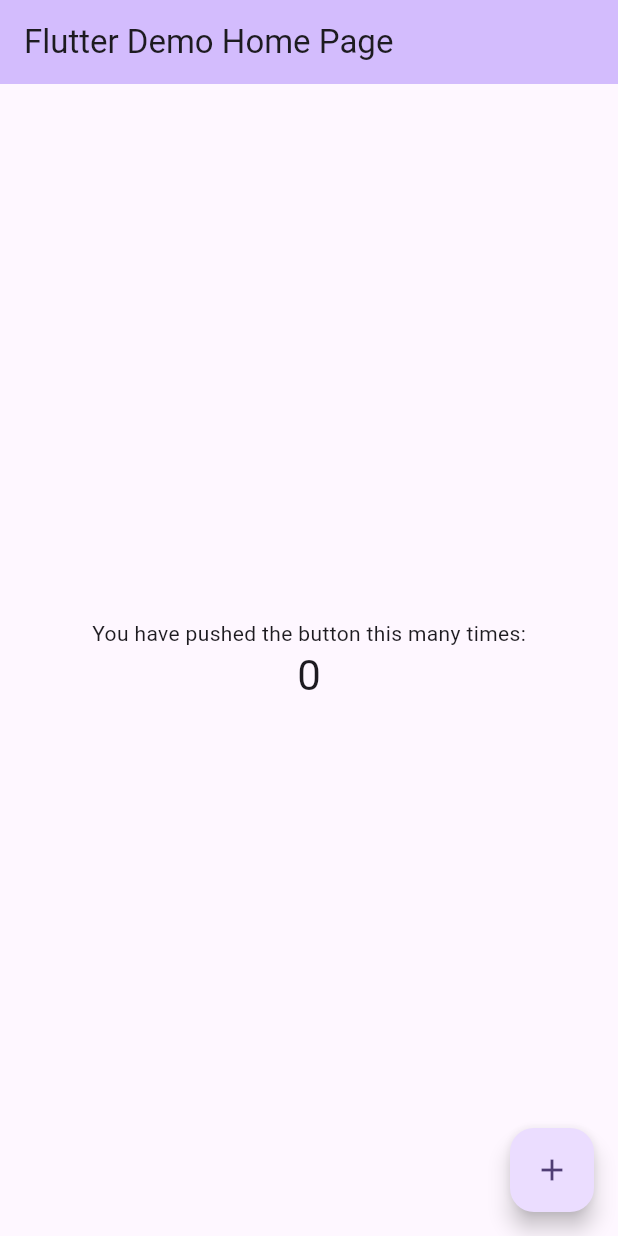
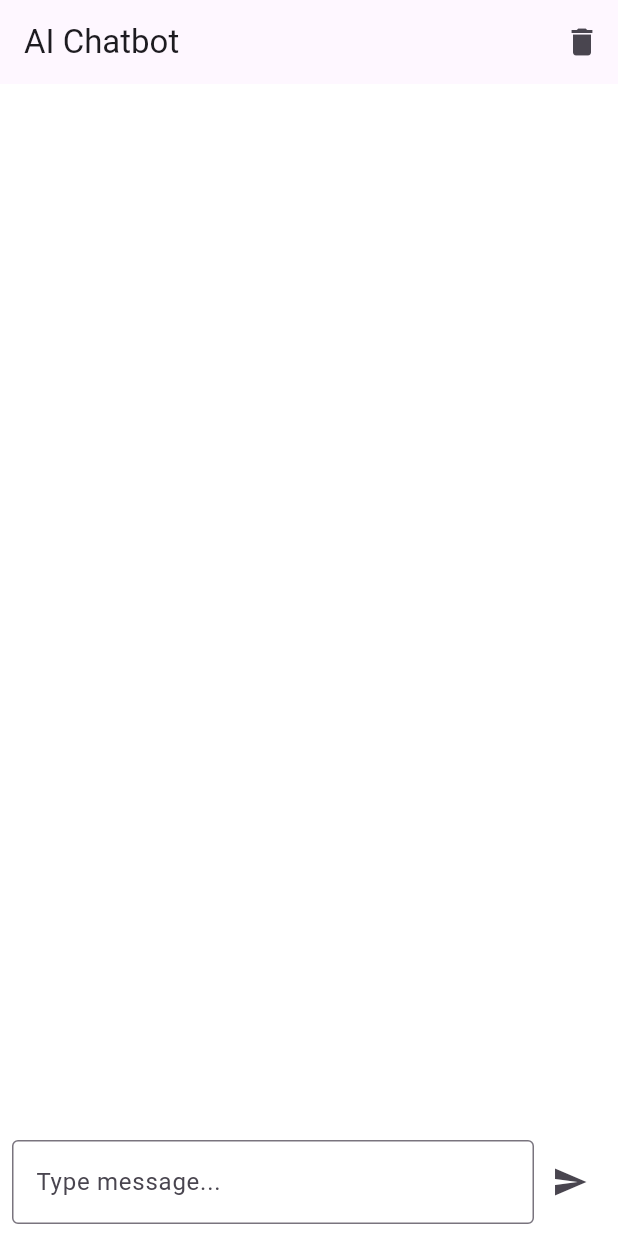
Before and after one commit to Jahid01234/Ai-Chatbot, a Flutter app: the screen it shows after launch, on a phone screen of 412 x 824 dp. Run offline on Flutter 3.47's test engine with Material 3 defaults, Android fonts, the phone set to English and light mode, and no system bars; our stand-ins replace animated_text_kit, get, google_fonts, sqflite; accounts and stored records are empty.

Commit message:
ai chat bot ready.........

```diff
--- /dev/null
+++ b/lib/app.dart
@@ -0,0 +1,20 @@
+import 'package:ai_chatbot/features/chat/view/chat_screen.dart';
+import 'package:flutter/material.dart';
+import 'package:get/get.dart';
+
+class AiChatbotApp extends StatelessWidget {
+  const AiChatbotApp({super.key});
+
+
+  @override
+  Widget build(BuildContext context) {
+    return GetMaterialApp(
+      title: 'Ai Chatbot App',
+      debugShowCheckedModeBanner: false,
+      theme: ThemeData(
+        scaffoldBackgroundColor: Colors.white
+      ),
+      home: ChatScreen()
+    );
+  }
+}
--- /dev/null
+++ b/lib/core/const/url/urls.dart
@@ -0,0 +1,5 @@
+class Urls{
+
+  static const String url = "https://generativelanguage.googleapis.com/v1beta/models/gemini-2.5-flash:generateContent?key=AIzaSyC1x7F7shpEt3Ro7VP0UOieG-wp9udY9kg";
+
+}
--- /dev/null
+++ b/lib/features/chat/model/chat_model.dart
@@ -0,0 +1,28 @@
+class ChatModel {
+  final int? id;
+  final String message;
+  final String sender;
+  final String time;
+
+
+  ChatModel({
+    this.id,
+    required this.message,
+    required this.sender,
+    required this.time,
+  });
+
+
+  factory ChatModel.fromMap(Map<String, dynamic> json) => ChatModel(
+    id: json['id'],
+    message: json['message'],
+    sender: json['sender'],
+    time: json['time'],
+  );
+
+  Map<String, dynamic> toMap() => {
+    "message": message,
+    "sender": sender,
+    "time": time,
+  };
+}
--- /dev/null
+++ b/lib/features/chat/view/chat_screen.dart
@@ -0,0 +1,102 @@
+import 'package:ai_chatbot/features/chat/view/widgets/message_bubble.dart';
+import 'package:animated_text_kit/animated_text_kit.dart';
+import 'package:flutter/material.dart';
+import 'package:get/get.dart';
+import '../controller/chat_controller.dart';
+
+class ChatScreen extends StatelessWidget {
+  ChatScreen({super.key});
+
+  final ChatController controller = Get.put(ChatController());
+
+
+  @override
+  Widget build(BuildContext context) {
+    return Scaffold(
+      appBar: AppBar(
+        title: Text("AI Chatbot"),
+        actions: [
+          IconButton(
+            icon: Icon(Icons.delete),
+            onPressed: () => controller.clearChat(),
+          )
+        ],
+      ),
+      body: Column(
+        children: [
+          Expanded(
+            child: Obx(
+              () => ListView.builder(
+                controller: controller.scrollController,
+                itemCount: controller.messages.length,
+                itemBuilder: (context, index) {
+                  final msg = controller.messages[index];
+                  return MessageBubble(
+                    message: msg.message,
+                    isUser: msg.sender == "user",
+                  );
+                },
+              ),
+            ),
+          ),
+
+          Obx(
+            () => controller.isLoading.value
+                ? Align(
+                  alignment: Alignment.topLeft,
+                  child: Container(
+                    margin: EdgeInsets.only(left: 12, bottom: 12),
+                    padding: EdgeInsets.symmetric(
+                      horizontal: 14,
+                      vertical: 10,
+                    ),
+                    decoration: BoxDecoration(
+                      color: Colors.grey.shade300,
+                      borderRadius: BorderRadius.circular(12),
+                    ),
+                    child: AnimatedTextKit(
+                      repeatForever: true,
+                      animatedTexts: [
+                        TyperAnimatedText(
+                          "AI is thinking...",
+                          speed: Duration(milliseconds: 70),
+                          textStyle: TextStyle(
+                            color: Colors.black87,
+                            fontSize: 15,
+                          ),
+                        ),
+                      ],
+                    ),
+                  ),
+                )
+                : SizedBox(),
+          ),
+
+          Padding(
+            padding: const EdgeInsets.all(8.0),
+            child: Row(
+              children: [
+                Expanded(
+                  child: TextField(
+                    controller: controller.inputCtrl,
+                    decoration: InputDecoration(
+                      hintText: "Type message...",
+                      border: OutlineInputBorder(),
+                    ),
+                  ),
+                ),
+                IconButton(
+                  icon: Icon(Icons.send),
+                  onPressed: () {
+                    controller.sendMessage(controller.inputCtrl.text);
+                    controller.inputCtrl.clear();
+                  },
+                ),
+              ],
+            ),
+          ),
+        ],
+      ),
+    );
+  }
+}
--- a/lib/main.dart
+++ b/lib/main.dart
@@ -1,122 +1,6 @@
+import 'package:ai_chatbot/app.dart';
 import 'package:flutter/material.dart';
 
 void main() {
-  runApp(const MyApp());
+  runApp(const AiChatbotApp());
 }
-
-class MyApp extends StatelessWidget {
-  const MyApp({super.key});
-
-  // This widget is the root of your application.
-  @override
-  Widget build(BuildContext context) {
-    return MaterialApp(
-      title: 'Flutter Demo',
-      theme: ThemeData(
-        // This is the theme of your application.
-        //
-        // TRY THIS: Try running your application with "flutter run". You'll see
-        // the application has a purple toolbar. Then, without quitting the app,
-        // try changing the seedColor in the colorScheme below to Colors.green
-        // and then invoke "hot reload" (save your changes or press the "hot
-        // reload" button in a Flutter-supported IDE, or press "r" if you used
-        // the command line to start the app).
-        //
-        // Notice that the counter didn't reset back to zero; the application
-        // state is not lost during the reload. To reset the state, use hot
-        // restart instead.
-        //
-        // This works for code too, not just values: Most code changes can be
-        // tested with just a hot reload.
-        colorScheme: ColorScheme.fromSeed(seedColor: Colors.deepPurple),
-      ),
-      home: const MyHomePage(title: 'Flutter Demo Home Page'),
-    );
-  }
-}
-
-class MyHomePage extends StatefulWidget {
-  const MyHomePage({super.key, required this.title});
-
-  // This widget is the home page of your application. It is stateful, meaning
-  // that it has a State object (defined below) that contains fields that affect
-  // how it looks.
-
-  // This class is the configuration for the state. It holds the values (in this
-  // case the title) provided by the parent (in this case the App widget) and
-  // used by the build method of the State. Fields in a Widget subclass are
-  // always marked "final".
-
-  final String title;
-
-  @override
-  State<MyHomePage> createState() => _MyHomePageState();
-}
-
-class _MyHomePageState extends State<MyHomePage> {
-  int _counter = 0;
-
-  void _incrementCounter() {
-    setState(() {
-      // This call to setState tells the Flutter framework that something has
-      // changed in this State, which causes it to rerun the build method below
-      // so that the display can reflect the updated values. If we changed
-      // _counter without calling setState(), then the build method would not be
-      // called again, and so nothing would appear to happen.
-      _counter++;
-    });
-  }
-
-  @override
-  Widget build(BuildContext context) {
-    // This method is rerun every time setState is called, for instance as done
-    // by the _incrementCounter method above.
-    //
-    // The Flutter framework has been optimized to make rerunning build methods
-    // fast, so that you can just rebuild anything that needs updating rather
-    // than having to individually change instances of widgets.
-    return Scaffold(
-      appBar: AppBar(
-        // TRY THIS: Try changing the color here to a specific color (to
-        // Colors.amber, perhaps?) and trigger a hot reload to see the AppBar
-        // change color while the other colors stay the same.
-        backgroundColor: Theme.of(context).colorScheme.inversePrimary,
-        // Here we take the value from the MyHomePage object that was created by
-        // the App.build method, and use it to set our appbar title.
-        title: Text(widget.title),
-      ),
-      body: Center(
-        // Center is a layout widget. It takes a single child and positions it
-        // in the middle of the parent.
-        child: Column(
-          // Column is also a layout widget. It takes a list of children and
-          // arranges them vertically. By default, it sizes itself to fit its
-          // children horizontally, and tries to be as tall as its parent.
-          //
-          // Column has various properties to control how it sizes itself and
-          // how it positions its children. Here we use mainAxisAlignment to
-          // center the children vertically; the main axis here is the vertical
-          // axis because Columns are vertical (the cross axis would be
-          // horizontal).
-          //
-          // TRY THIS: Invoke "debug painting" (choose the "Toggle Debug Paint"
-          // action in the IDE, or press "p" in the console), to see the
-          // wireframe for each widget.
-          mainAxisAlignment: MainAxisAlignment.center,
-          children: <Widget>[
-            const Text('You have pushed the button this many times:'),
-            Text(
-              '$_counter',
-              style: Theme.of(context).textTheme.headlineMedium,
-            ),
-          ],
-        ),
-      ),
-      floatingActionButton: FloatingActionButton(
-        onPressed: _incrementCounter,
-        tooltip: 'Increment',
-        child: const Icon(Icons.add),
-      ), // This trailing comma makes auto-formatting nicer for build methods.
-    );
-  }
-}
--- a/pubspec.yaml
+++ b/pubspec.yaml
@@ -38,6 +38,8 @@ dependencies:
   sqflite: ^2.4.2
   path: ^1.9.1
   http: ^1.6.0
+  google_fonts: ^6.3.2
+  animated_text_kit: ^4.3.0
 
 dev_dependencies:
   flutter_test:
```
Also changed, not shown: lib/core/services/local_services/chat_database.dart (added, +53 -0 lines), lib/core/style/global_text_style.dart (added, +17 -0 lines), lib/features/chat/controller/chat_controller.dart (added, +137 -0 lines), lib/features/chat/view/widgets/message_bubble.dart (added, +31 -0 lines), pubspec.lock, 1 other file.
